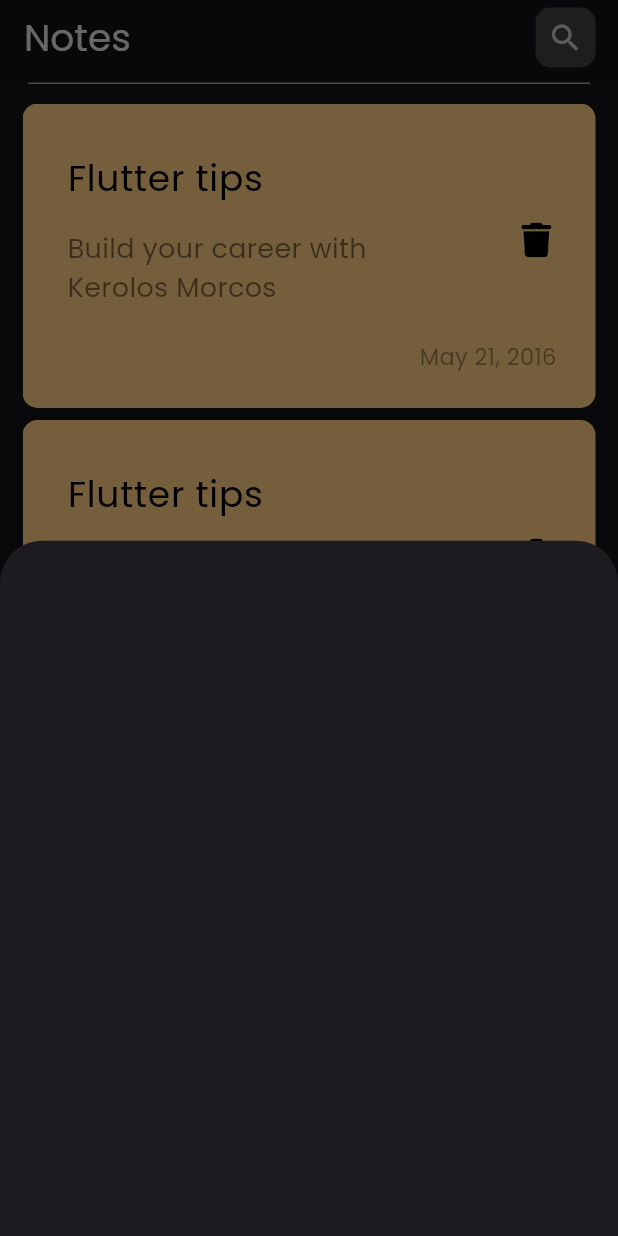
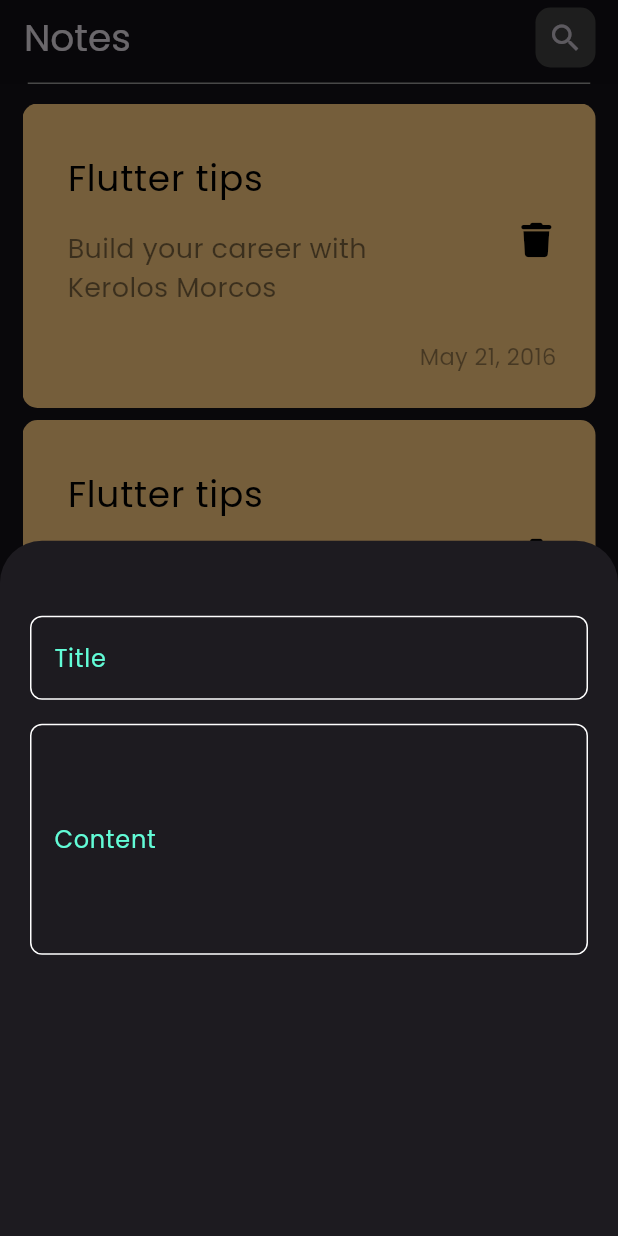
Before and after one commit to Kerolos-Morcos/Notes-App, a Flutter app: the screen it shows after launch, after a tap on the "add" icon, on a phone screen of 412 x 824 dp. Run offline on Flutter 3.47's test engine with Material 3 defaults, Android fonts, the phone set to English and light mode, and no system bars; our stand-ins replace font_awesome_flutter.

Commit message:
Styling Bottom Sheet and Its Border

```diff
--- /dev/null
+++ b/lib/constants.dart
@@ -0,0 +1,3 @@
+import 'dart:ui';
+
+const kPrimaryColor = Color(0xff62FCD7);
--- a/lib/helper/floating_action_button_helper.dart
+++ b/lib/helper/floating_action_button_helper.dart
@@ -4,7 +4,9 @@
 FloatingActionButton floatingActionButton(BuildContext context) {
     return FloatingActionButton(
       onPressed: (){
-        showModalBottomSheet(context: context, builder: (context){
+        showModalBottomSheet(
+          context: context,
+          builder: (context){
           return const AddNoteBottomSheet();
         });
       },
--- /dev/null
+++ b/lib/helper/text_field_border_helper.dart
@@ -0,0 +1,10 @@
+  import 'package:flutter/material.dart';
+
+OutlineInputBorder outlineInputBorder([Color? color]) {
+    return OutlineInputBorder(
+      borderSide: BorderSide(
+        color: color ?? Colors.white,
+      ),
+      borderRadius: const BorderRadius.all(Radius.circular(8)),
+    );
+  }
--- a/lib/widgets/add_note_buttom_sheet.dart
+++ b/lib/widgets/add_note_buttom_sheet.dart
@@ -1,10 +1,23 @@
 import 'package:flutter/material.dart';
+import 'package:notes_app/widgets/custom_text_field.dart';
 
 class AddNoteBottomSheet extends StatelessWidget {
   const AddNoteBottomSheet({super.key});
 
   @override
   Widget build(BuildContext context) {
-    return Container();
+    return Padding(
+      padding: const EdgeInsets.only(top: 50, right: 20, left: 20),
+      child: Column(
+        children: [
+          CustomTextField(hintText: 'Title'),
+          const SizedBox(height: 16),
+          CustomTextField(
+            hintText: 'Content',
+            contentPadding: 65,
+          )
+        ],
+      ),
+    );
   }
 }
--- /dev/null
+++ b/lib/widgets/custom_text_field.dart
@@ -0,0 +1,37 @@
+import 'package:flutter/material.dart';
+import 'package:notes_app/constants.dart';
+import 'package:notes_app/helper/text_field_border_helper.dart';
+
+// ignore: must_be_immutable
+class CustomTextField extends StatelessWidget {
+  CustomTextField(
+      {super.key,
+      required this.hintText,
+      this.contentPadding});
+  String hintText;
+  double? contentPadding;
+  Function(String)? onChanged;
+  @override
+  Widget build(BuildContext context) {
+    return TextField(
+      scrollPhysics: const BouncingScrollPhysics(),
+      onChanged: onChanged,
+      style: TextStyle(
+        color: Colors.grey.shade100,
+      ),
+      decoration: InputDecoration(
+        fillColor: Colors.white,
+        border: outlineInputBorder(),
+        enabledBorder: outlineInputBorder(),
+        focusedBorder: outlineInputBorder(kPrimaryColor),
+        hintText: hintText,
+        hintStyle: const TextStyle(color: kPrimaryColor),
+        contentPadding: EdgeInsets.symmetric(
+          horizontal: 12,
+          vertical: contentPadding ?? 16,
+        ),
+      ),
+      cursorColor: kPrimaryColor,
+    );
+  }
+}
```
